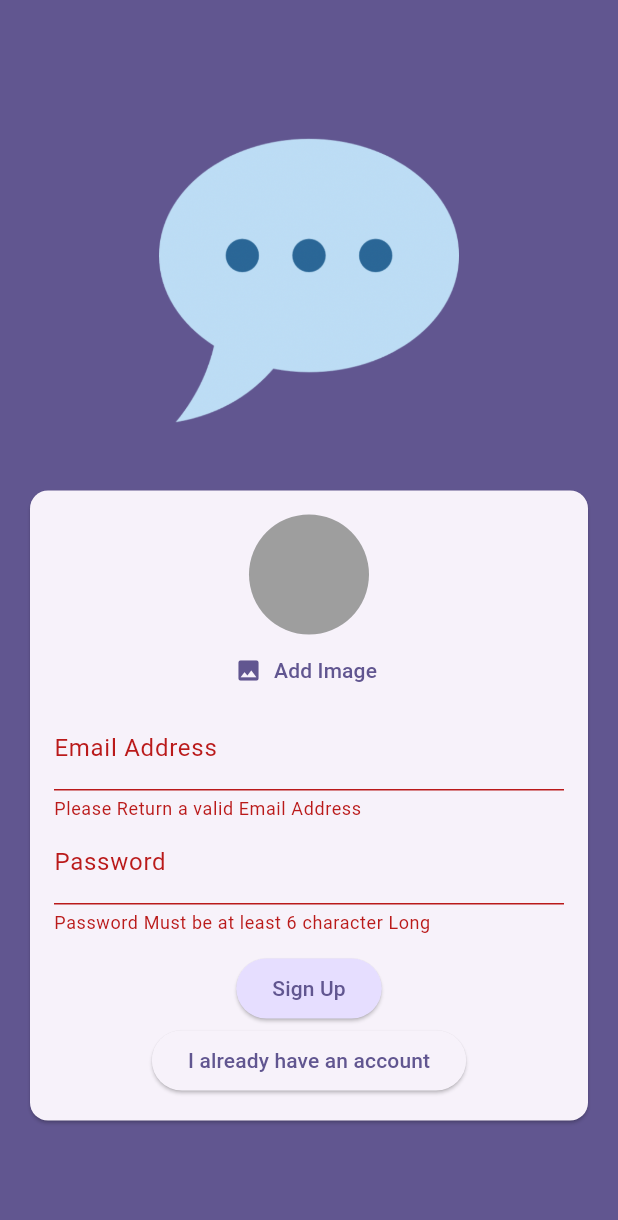
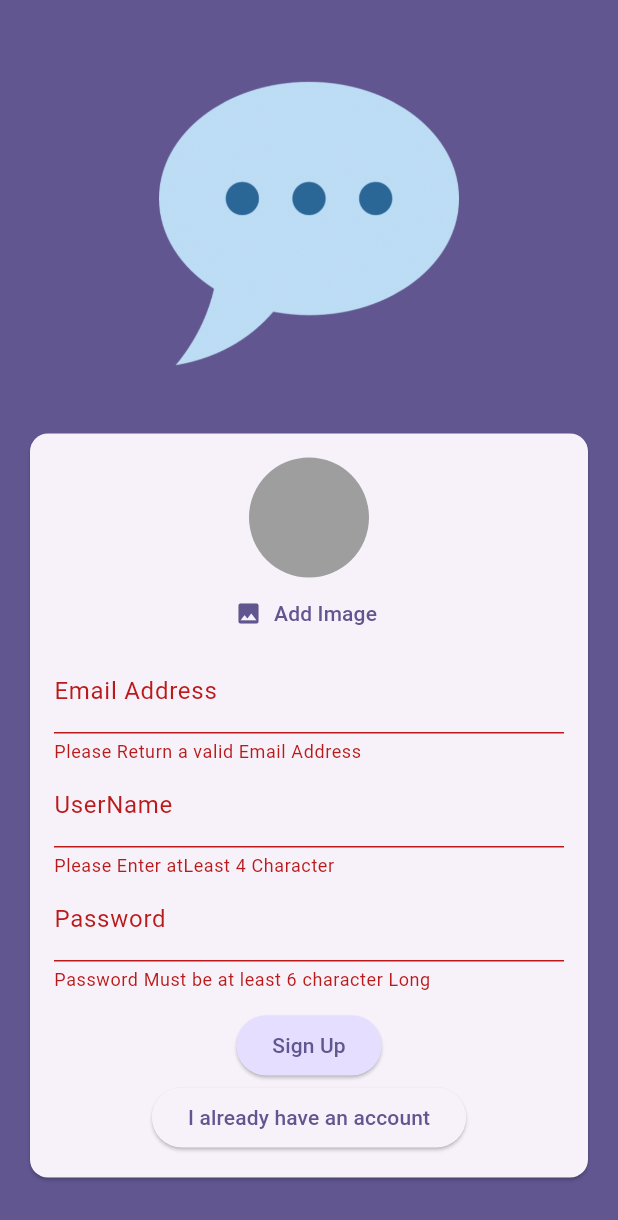
Before and after one commit to ArunRai2021/chat_app, a Flutter app: the screen it shows after launch, after a tap on "LogIn", after a tap on "Create An Account", after a tap on "Sign Up", on a phone screen of 412 x 824 dp. Shown: the top 1220 px of the screen. Run offline on Flutter 3.47's test engine with Material 3 defaults, Android fonts, the phone set to English and light mode, and no system bars; our stand-ins replace cloud_firestore, firebase_auth, firebase_core, firebase_storage, image_picker; accounts and stored records are empty.

Commit message:
chnages done on firebase read data and send chat data

```diff
--- a/lib/screens/auth.dart
+++ b/lib/screens/auth.dart
@@ -1,6 +1,7 @@
 import 'dart:io';
 
 import 'package:chat_app/widget/user_image_picker.dart';
+import 'package:cloud_firestore/cloud_firestore.dart';
 import 'package:firebase_auth/firebase_auth.dart';
 import 'package:firebase_storage/firebase_storage.dart';
 import 'package:flutter/material.dart';
@@ -19,6 +20,7 @@ class _AuthScreenState extends State<AuthScreen> {
   var _isLogin = true;
   var _enteredEmail = "";
   var _enteredPassword = "";
+  var _enteredUserName = "";
   File? _selectedImage;
   var _isAuthenticating = false;
 
@@ -49,7 +51,14 @@ class _AuthScreenState extends State<AuthScreen> {
             .child("${userCredentials.user!.uid}.jpg");
         await storageRef.putFile(_selectedImage!);
         final imageUrl = await storageRef.getDownloadURL();
-        print(imageUrl);
+        await FirebaseFirestore.instance
+            .collection("users")
+            .doc(userCredentials.user!.uid)
+            .set({
+              "username": _enteredUserName,
+              "email": _enteredEmail,
+              "image_url": imageUrl,
+            });
       }
     } on FirebaseAuthException catch (error) {
       // if (error.code == "email-already-in-use") {}
@@ -117,6 +126,24 @@ class _AuthScreenState extends State<AuthScreen> {
                               _enteredEmail = value!;
                             },
                           ),
+                          if (!_isLogin)
+                            TextFormField(
+                              decoration: InputDecoration(
+                                labelText: "UserName",
+                              ),
+                              enableSuggestions: false,
+                              validator: (value) {
+                                if (value == null ||
+                                    value.isEmpty ||
+                                    value.length < 4) {
+                                  return "Please Enter atLeast 4 Character";
+                                }
+                                return null;
+                              },
+                              onSaved: (value) {
+                                _enteredUserName = value!;
+                              },
+                            ),
                           TextFormField(
                             decoration: InputDecoration(labelText: "Password"),
                             obscureText: true,
--- a/lib/screens/chat.dart
+++ b/lib/screens/chat.dart
@@ -1,3 +1,5 @@
+import 'package:chat_app/widget/chat_messages.dart';
+import 'package:chat_app/widget/new_message.dart';
 import 'package:firebase_auth/firebase_auth.dart';
 import 'package:flutter/material.dart';
 
@@ -21,7 +23,9 @@ class ChatScreen extends StatelessWidget {
           ),
         ],
       ),
-      body: Center(child: Text("Logged In!")),
+      body: Column(children: [
+        Expanded(child: ChatMessages()),
+        NewMessage()]),
     );
   }
 }
```
Also changed, not shown: lib/widget/chat_messages.dart (added, +10 -0 lines), lib/widget/new_message.dart (added, +69 -0 lines).
